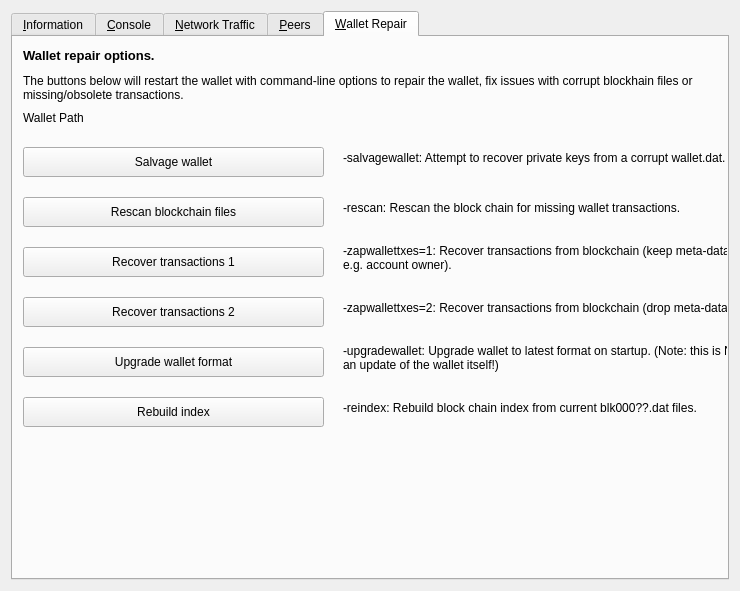
First picture: the form in src/qt/forms/debugwindow.ui, repository nutucoin/NutucoinV2, before the edit.
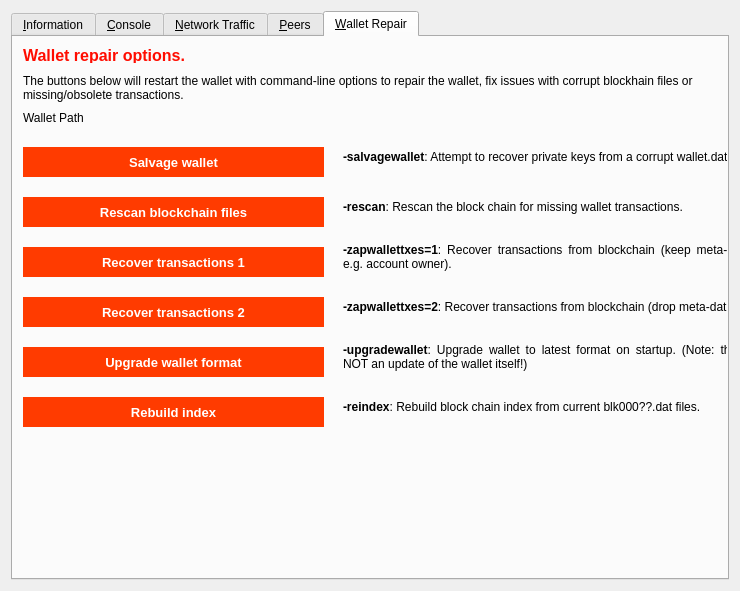
Second picture: the form after the edit. Icons and pictures are not drawn. Custom widgets are drawn as their Qt base class.

Commit message: New GUI skeleton for wallet repair feature

```diff
--- a/src/qt/forms/debugwindow.ui
+++ b/src/qt/forms/debugwindow.ui
@@ -2017,9 +2017,34 @@
        <property name="minimumSize">
         <size>
          <width>180</width>
-         <height>23</height>
+         <height>25</height>
         </size>
        </property>
+       <property name="font">
+        <font>
+         <pointsize>-1</pointsize>
+         <weight>75</weight>
+         <bold>true</bold>
+        </font>
+       </property>
+       <property name="styleSheet">
+        <string notr="true">QPushButton {
+    background-color: #ff3b00;
+    border:0;
+    color:#ffffff;
+    font-size:13px;
+    font-weight:bold;
+    padding-left:25px;
+    padding-right:25px;
+    padding-top:5px;
+    padding-bottom:5px;
+}
+
+QPushButton:hover {
+    background-color: #ff0c00;
+}
+</string>
+       </property>
        <property name="text">
         <string>Salvage wallet</string>
        </property>
@@ -2036,9 +2061,27 @@
        <property name="minimumSize">
         <size>
          <width>180</width>
-         <height>23</height>
+         <height>30</height>
         </size>
        </property>
+       <property name="styleSheet">
+        <string notr="true">QPushButton {
+    background-color: #ff3b00;
+    border:0;
+    color:#ffffff;
+    font-size:13px;
+    font-weight:bold;
+    padding-left:25px;
+    padding-right:25px;
+    padding-top:5px;
+    padding-bottom:5px;
+}
+
+QPushButton:hover {
+    background-color: #ff0c00;
+}
+</string>
+       </property>
        <property name="text">
         <string>Rescan blockchain files</string>
        </property>
@@ -2055,9 +2098,27 @@
        <property name="minimumSize">
         <size>
          <width>180</width>
-         <height>23</height>
+         <height>30</height>
         </size>
        </property>
+       <property name="styleSheet">
+        <string notr="true">QPushButton {
+    background-color: #ff3b00;
+    border:0;
+    color:#ffffff;
+    font-size:13px;
+    font-weight:bold;
+    padding-left:25px;
+    padding-right:25px;
+    padding-top:5px;
+    padding-bottom:5px;
+}
+
+QPushButton:hover {
+    background-color: #ff0c00;
+}
+</string>
+       </property>
        <property name="text">
         <string>Recover transactions 1</string>
        </property>
@@ -2074,9 +2135,27 @@
        <property name="minimumSize">
         <size>
          <width>180</width>
-         <height>23</height>
+         <height>30</height>
         </size>
        </property>
+       <property name="styleSheet">
+        <string notr="true">QPushButton {
+    background-color: #ff3b00;
+    border:0;
+    color:#ffffff;
+    font-size:13px;
+    font-weight:bold;
+    padding-left:25px;
+    padding-right:25px;
+    padding-top:5px;
+    padding-bottom:5px;
+}
+
+QPushButton:hover {
+    background-color: #ff0c00;
+}
+</string>
+       </property>
        <property name="text">
         <string>Recover transactions 2</string>
        </property>
@@ -2093,9 +2172,27 @@
        <property name="minimumSize">
         <size>
          <width>180</width>
-         <height>23</height>
+         <height>30</height>
         </size>
        </property>
+       <property name="styleSheet">
+        <string notr="true">QPushButton {
+    background-color: #ff3b00;
+    border:0;
+    color:#ffffff;
+    font-size:13px;
+    font-weight:bold;
+    padding-left:25px;
+    padding-right:25px;
+    padding-top:5px;
+    padding-bottom:5px;
+}
+
+QPushButton:hover {
+    background-color: #ff0c00;
+}
+</string>
+       </property>
        <property name="text">
         <string>Upgrade wallet format</string>
        </property>
@@ -2132,7 +2229,10 @@
         </rect>
        </property>
        <property name="text">
-        <string>-salvagewallet: Attempt to recover private keys from a corrupt wallet.dat.</string>
+        <string>&lt;b&gt;-salvagewallet&lt;/b&gt;: Attempt to recover private keys from a corrupt wallet.dat.</string>
+       </property>
+       <property name="alignment">
+        <set>Qt::AlignJustify|Qt::AlignVCenter</set>
        </property>
        <property name="wordWrap">
         <bool>true</bool>
@@ -2148,7 +2248,10 @@
         </rect>
        </property>
        <property name="text">
-        <string>-rescan: Rescan the block chain for missing wallet transactions.</string>
+        <string>&lt;b&gt;-rescan&lt;/b&gt;: Rescan the block chain for missing wallet transactions.</string>
+       </property>
+       <property name="alignment">
+        <set>Qt::AlignJustify|Qt::AlignVCenter</set>
        </property>
        <property name="wordWrap">
         <bool>true</bool>
@@ -2164,7 +2267,10 @@
         </rect>
        </property>
        <property name="text">
-        <string>-zapwallettxes=1: Recover transactions from blockchain (keep meta-data, e.g. account owner).</string>
+        <string>&lt;b&gt;-zapwallettxes=1&lt;/b&gt;: Recover transactions from blockchain (keep meta-data, e.g. account owner).</string>
+       </property>
+       <property name="alignment">
+        <set>Qt::AlignJustify|Qt::AlignVCenter</set>
        </property>
        <property name="wordWrap">
         <bool>true</bool>
@@ -2180,7 +2286,10 @@
         </rect>
        </property>
        <property name="text">
-        <string>-zapwallettxes=2: Recover transactions from blockchain (drop meta-data).</string>
+        <string>&lt;b&gt;-zapwallettxes=2&lt;/b&gt;: Recover transactions from blockchain (drop meta-data).</string>
+       </property>
+       <property name="alignment">
+        <set>Qt::AlignJustify|Qt::AlignVCenter</set>
        </property>
        <property name="wordWrap">
         <bool>true</bool>
@@ -2196,7 +2305,10 @@
         </rect>
        </property>
        <property name="text">
-        <string>-upgradewallet: Upgrade wallet to latest format on startup. (Note: this is NOT an update of the wallet itself!)</string>
+        <string>&lt;b&gt;-upgradewallet&lt;/b&gt;: Upgrade wallet to latest format on startup. (Note: this is NOT an update of the wallet itself!)</string>
+       </property>
+       <property name="alignment">
+        <set>Qt::AlignJustify|Qt::AlignVCenter</set>
        </property>
        <property name="wordWrap">
         <bool>true</bool>
@@ -2213,11 +2325,14 @@
        </property>
        <property name="font">
         <font>
-         <pointsize>10</pointsize>
+         <pointsize>12</pointsize>
          <weight>75</weight>
          <bold>true</bold>
         </font>
        </property>
+       <property name="styleSheet">
+        <string notr="true">QLabel {color: #ff0c00;}</string>
+       </property>
        <property name="text">
         <string>Wallet repair options.</string>
        </property>
@@ -2234,6 +2349,30 @@
          <height>30</height>
         </rect>
        </property>
+       <property name="minimumSize">
+        <size>
+         <width>180</width>
+         <height>30</height>
+        </size>
+       </property>
+       <property name="styleSheet">
+        <string notr="true">QPushButton {
+    background-color: #ff3b00;
+    border:0;
+    color:#ffffff;
+    font-size:13px;
+    font-weight:bold;
+    padding-left:25px;
+    padding-right:25px;
+    padding-top:5px;
+    padding-bottom:5px;
+}
+
+QPushButton:hover {
+    background-color: #ff0c00;
+}
+</string>
+       </property>
        <property name="text">
         <string>Rebuild index</string>
        </property>
@@ -2248,7 +2387,10 @@
         </rect>
        </property>
        <property name="text">
-        <string>-reindex: Rebuild block chain index from current blk000??.dat files.</string>
+        <string>&lt;b&gt;-reindex&lt;/b&gt;: Rebuild block chain index from current blk000??.dat files.</string>
+       </property>
+       <property name="alignment">
+        <set>Qt::AlignJustify|Qt::AlignVCenter</set>
        </property>
        <property name="wordWrap">
         <bool>true</bool>
```
